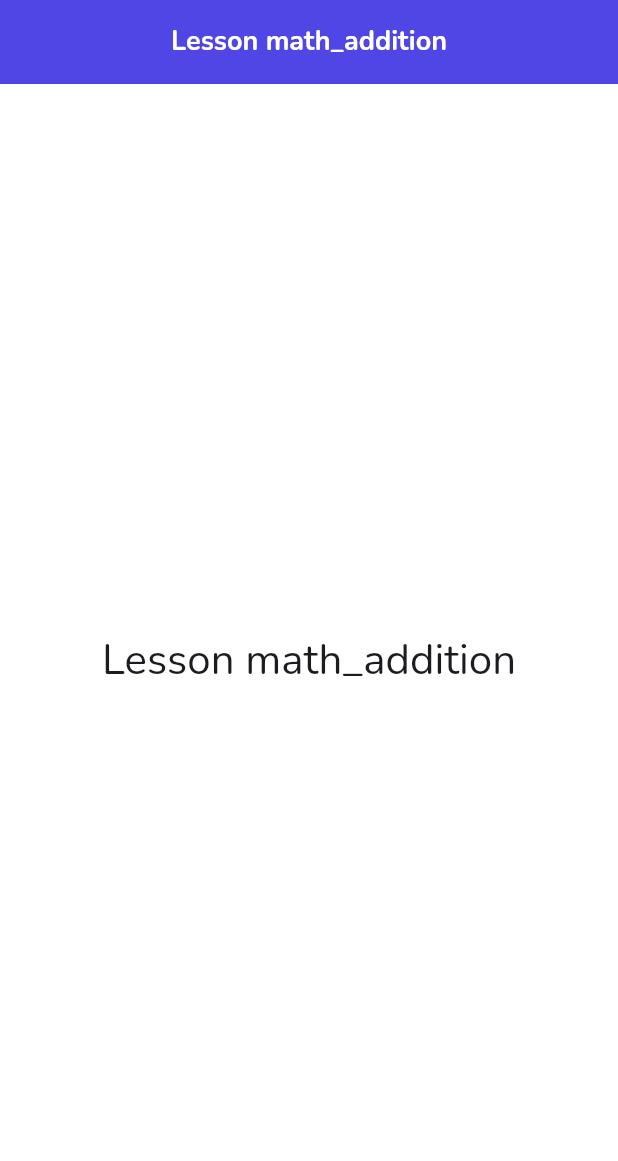
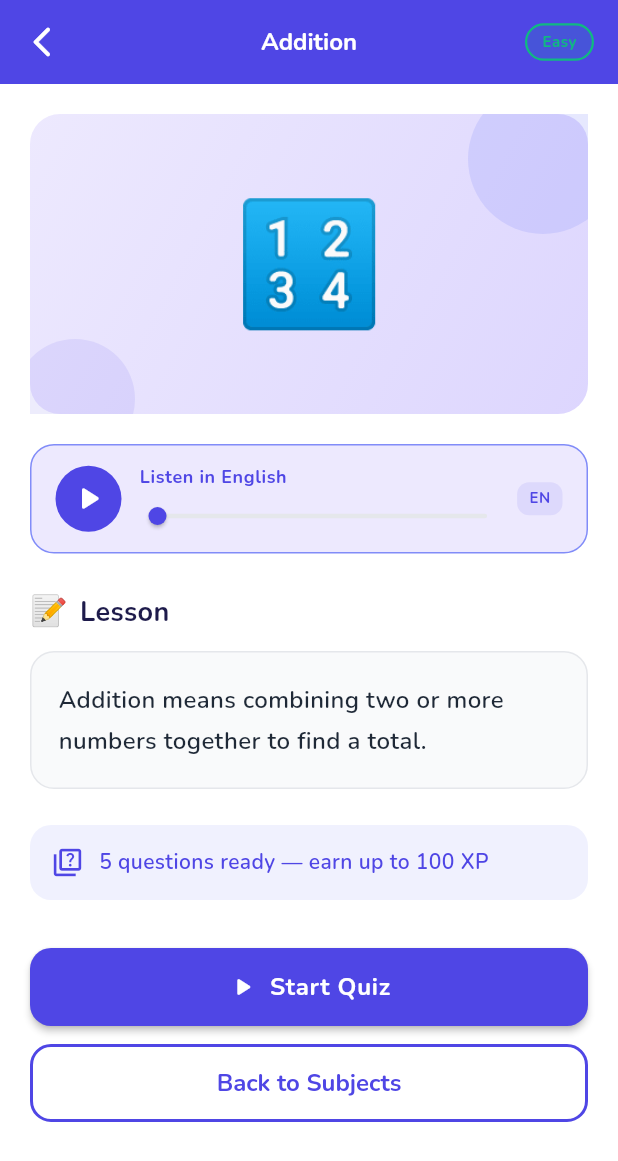
Before and after one commit to jionbiju/eduquest-rural-learning, a Flutter app: the screen it shows after launch, after a tap on an icon or button, on a phone screen of 412 x 824 dp. Shown: the top 1161 px of the screen. Run offline on Flutter 3.47's test engine with Material 3 defaults, Android fonts, the light colour scheme and no system bars; our stand-ins replace flutter_riverpod, go_router, google_fonts, hive_flutter; accounts and stored records are empty.

Commit message:
feat(lessons): add LessonScreen with content, audio bar, and quiz CTA

```diff
--- a/lib/core/router/app_router.dart
+++ b/lib/core/router/app_router.dart
@@ -3,6 +3,7 @@ import 'package:go_router/go_router.dart';
 
 import '../../features/auth/presentation/screens/splash_screen.dart';
 import '../../features/home/presentation/screens/home_screen.dart';
+import '../../features/lessons/presentation/screens/lesson_screen.dart';
 
 part 'app_routes.dart';
 
@@ -29,8 +30,8 @@ final appRouter = GoRouter(
     GoRoute(
       path: '${AppRoutes.lesson}/:lessonId',
       name: 'lesson',
-      builder: (context, state) => _PlaceholderScreen(
-        title: 'Lesson ${state.pathParameters['lessonId']}',
+      builder: (context, state) => LessonScreen(
+        topicId: state.pathParameters['lessonId'] ?? '',
       ),
     ),
     GoRoute(
--- /dev/null
+++ b/lib/features/lessons/presentation/screens/lesson_screen.dart
@@ -0,0 +1,190 @@
+import 'package:flutter/material.dart';
+import 'package:flutter_riverpod/flutter_riverpod.dart';
+import 'package:go_router/go_router.dart';
+
+import '../../../../core/constants/app_constants.dart';
+import '../../../../core/theme/app_colors.dart';
+import '../../../../core/theme/app_text_styles.dart';
+import '../../../../core/widgets/primary_button.dart';
+import '../../providers/lesson_provider.dart';
+import '../widgets/audio_player_bar.dart';
+import '../widgets/difficulty_badge.dart';
+import '../widgets/lesson_illustration.dart';
+
+/// Displays a single topic lesson with text, illustration, and audio.
+class LessonScreen extends ConsumerWidget {
+  const LessonScreen({super.key, required this.topicId});
+
+  final String topicId;
+
+  /// Maps topicId prefix to an emoji for illustrations.
+  String _emojiForTopic(String id) {
+    if (id.startsWith('math')) return '🔢';
+    if (id.startsWith('science_plants')) return '🌱';
+    if (id.startsWith('science_water')) return '💧';
+    if (id.startsWith('science_animals')) return '🐾';
+    return '📚';
+  }
+
+  @override
+  Widget build(BuildContext context, WidgetRef ref) {
+    final topicAsync = ref.watch(topicByIdProvider(topicId));
+
+    return Scaffold(
+      backgroundColor: AppColors.background,
+      body: topicAsync.when(
+        loading: () => const Center(
+          child: CircularProgressIndicator(),
+        ),
+        error: (e, _) => Center(
+          child: Text('Could not load lesson: $e'),
+        ),
+        data: (topic) {
+          if (topic == null) {
+            return Center(
+              child: Text(
+                'Lesson not found',
+                style: AppTextStyles.headlineMedium,
+              ),
+            );
+          }
+
+          // Use English for now — locale switching comes with settings screen.
+          const locale = 'en';
+
+          return CustomScrollView(
+            slivers: [
+              // ── App Bar ──────────────────────────────────────────────
+              SliverAppBar(
+                expandedHeight: 0,
+                floating: true,
+                pinned: true,
+                backgroundColor: AppColors.primary,
+                foregroundColor: Colors.white,
+                leading: IconButton(
+                  icon: const Icon(Icons.arrow_back_ios_new_rounded),
+                  onPressed: () => context.pop(),
+                ),
+                title: Text(
+                  topic.localizedName(locale),
+                  style: AppTextStyles.headlineSmall.copyWith(
+                    color: Colors.white,
+                  ),
+                ),
+                actions: [
+                  Padding(
+                    padding: const EdgeInsets.only(right: 16),
+                    child: DifficultyBadge(difficulty: topic.difficulty),
+                  ),
+                ],
+              ),
+
+              SliverToBoxAdapter(
+                child: Padding(
+                  padding: const EdgeInsets.all(20),
+                  child: Column(
+                    crossAxisAlignment: CrossAxisAlignment.start,
+                    children: [
+                      // ── Illustration ──────────────────────────────────
+                      LessonIllustration(
+                        illustrationRef: topic.illustrationRef,
+                        subjectEmoji: _emojiForTopic(topic.id),
+                      ),
+                      const SizedBox(height: 20),
+
+                      // ── Audio narration bar ───────────────────────────
+                      AudioPlayerBar(
+                        audioRef: topic.audioRef,
+                        language: locale,
+                      ),
+                      const SizedBox(height: 24),
+
+                      // ── Lesson content ────────────────────────────────
+                      Row(
+                        children: [
+                          const Text('📝', style: TextStyle(fontSize: 20)),
+                          const SizedBox(width: 8),
+                          Text(
+                            'Lesson',
+                            style: AppTextStyles.headlineMedium,
+                          ),
+                        ],
+                      ),
+                      const SizedBox(height: 12),
+                      Container(
+                        width: double.infinity,
+                        padding: const EdgeInsets.all(18),
+                        decoration: BoxDecoration(
+                          color: AppColors.grey50,
+                          borderRadius: BorderRadius.circular(16),
+                          border: Border.all(
+                            color: AppColors.grey200,
+                          ),
+                        ),
+                        child: Text(
+                          topic.localizedLessonText(locale),
+                          style: AppTextStyles.bodyLarge.copyWith(
+                            height: 1.7,
+                          ),
+                        ),
+                      ),
+                      const SizedBox(height: 24),
+
+                      // ── Question count info ───────────────────────────
+                      Container(
+                        padding: const EdgeInsets.all(14),
+                        decoration: BoxDecoration(
+                          color: AppColors.primaryLight.withValues(alpha: 0.12),
+                          borderRadius: BorderRadius.circular(14),
+                        ),
+                        child: Row(
+                          children: [
+                            const Icon(
+                              Icons.quiz_outlined,
+                              color: AppColors.primary,
+                              size: 22,
+                            ),
+                            const SizedBox(width: 10),
+                            Expanded(
+                              child: Text(
+                                '${topic.questions.length} questions ready — '
+                                'earn up to ${topic.questions.length * AppConstants.xpPerCorrectAnswer + AppConstants.xpPerLessonComplete} XP',
+                                style: AppTextStyles.bodyMedium.copyWith(
+                                  color: AppColors.primary,
+                                ),
+                              ),
+                            ),
+                          ],
+                        ),
+                      ),
+                      const SizedBox(height: 32),
+
+                      // ── Start Quiz CTA ────────────────────────────────
+                      PrimaryButton(
+                        label: 'Start Quiz',
+                        icon: Icons.play_arrow_rounded,
+                        onPressed: () => context.goNamed(
+                          'quiz',
+                          pathParameters: {'lessonId': topicId},
+                        ),
+                      ),
+                      const SizedBox(height: 12),
+                      SizedBox(
+                        width: double.infinity,
+                        child: OutlinedButton(
+                          onPressed: () => context.pop(),
+                          child: const Text('Back to Subjects'),
+                        ),
+                      ),
+                      const SizedBox(height: 24),
+                    ],
+                  ),
+                ),
+              ),
+            ],
+          );
+        },
+      ),
+    );
+  }
+}
```
